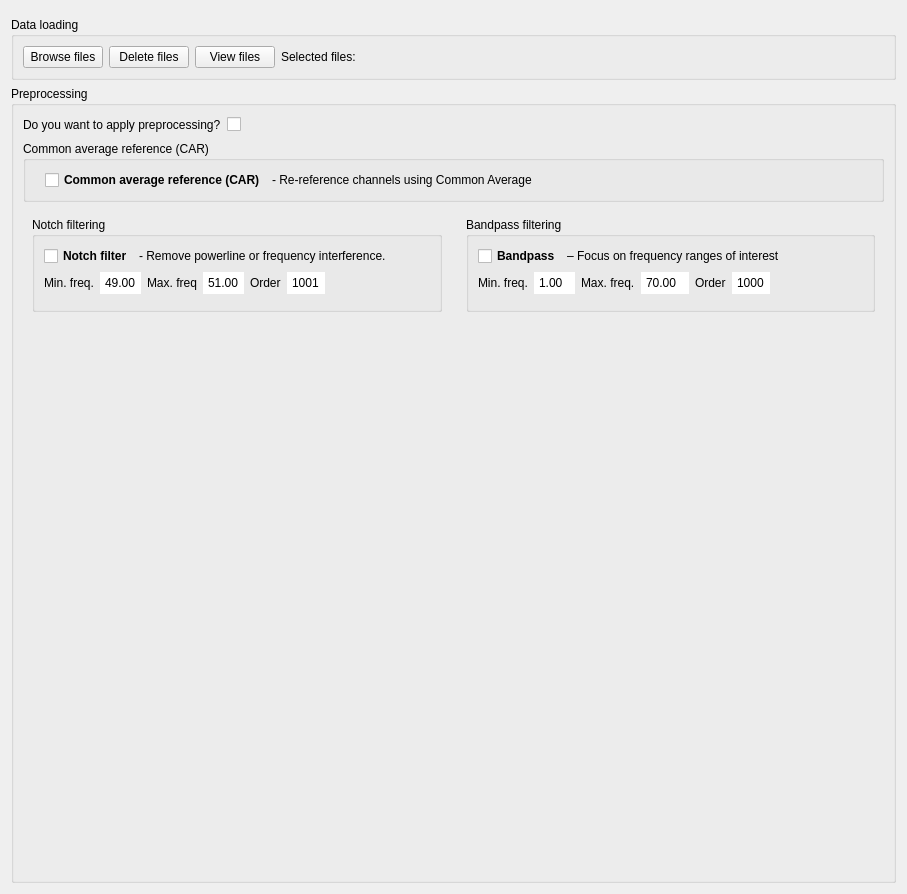
Old version of the form preprocessing_modificated.ui in the repository medusabci/medusa-analyzer.
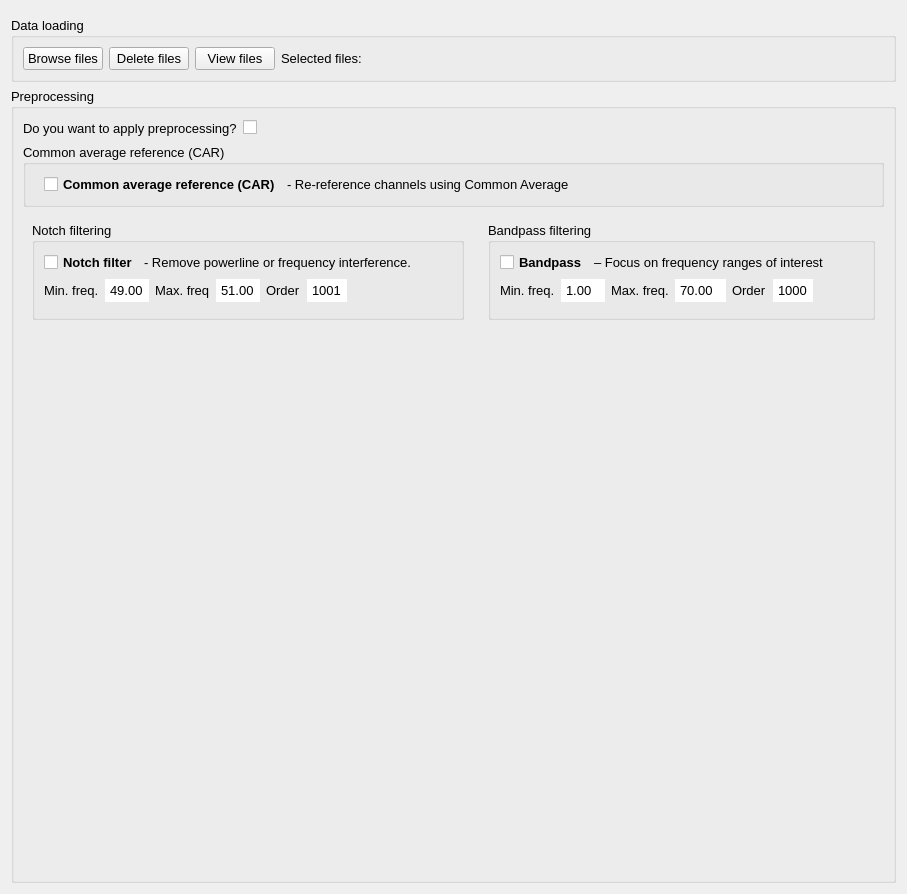
New version of the form.

Commit message: Included BrowseTexts with explanations in all widgets. Changed font size.

What changed in the file:
```diff
--- a/preprocessing_modificated.ui
+++ b/preprocessing_modificated.ui
@@ -26,6 +26,11 @@
    </item>
    <item>
     <widget class="QGroupBox" name="dataloading">
+     <property name="font">
+      <font>
+       <pointsize>10</pointsize>
+      </font>
+     </property>
      <property name="title">
       <string>Data loading</string>
      </property>
@@ -95,6 +100,11 @@
    </item>
    <item>
     <widget class="QGroupBox" name="Datapreprocessing">
+     <property name="font">
+      <font>
+       <pointsize>10</pointsize>
+      </font>
+     </property>
      <property name="title">
       <string>Preprocessing</string>
      </property>
```
The commit also changes 9 other files.
